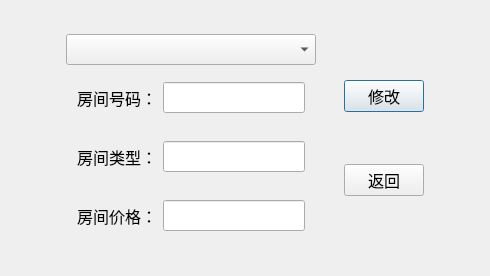
Old version of the form Hotel Managing System/Modify Room Dialog.ui in the repository Shu-Huai/Hotel-Managing-System.
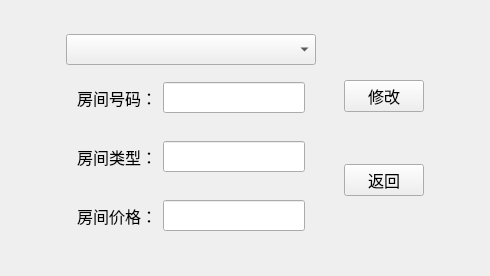
New version of the form.

What changed in the file:
```diff
--- a/Hotel Managing System/Modify Room Dialog.ui
+++ b/Hotel Managing System/Modify Room Dialog.ui
@@ -196,6 +196,9 @@
            <property name="text">
             <string>修改</string>
            </property>
+           <property name="autoDefault">
+            <bool>false</bool>
+           </property>
           </widget>
          </item>
          <item>
@@ -209,6 +212,9 @@
            <property name="text">
             <string>返回</string>
            </property>
+           <property name="autoDefault">
+            <bool>false</bool>
+           </property>
           </widget>
          </item>
         </layout>
```
